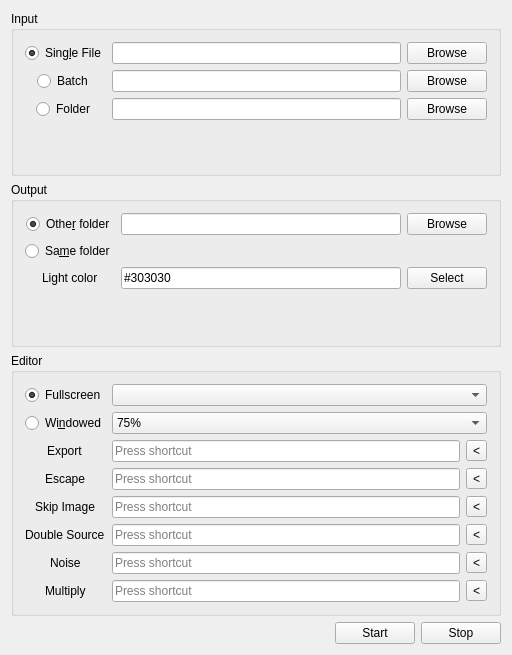
The window that mainwindow.ui (cmdrkotori/darkcropper) describes before a commit, drawn with Qt 5.
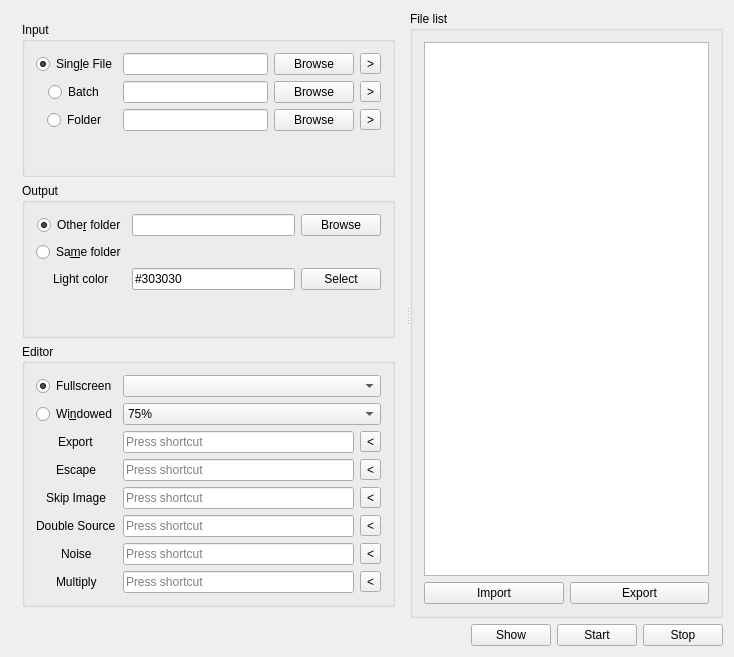
The same window after the commit. Icons and pictures are not drawn.

Commit message:
mainwindow: add widgets for for pending file list
Rearrange widgets and add a file list of pending files.  Should allow us
to e.g. save a session and so we can come back later.

The edit to the form file:
```diff
--- a/mainwindow.ui
+++ b/mainwindow.ui
@@ -6,8 +6,8 @@
    <rect>
     <x>0</x>
     <y>0</y>
-    <width>512</width>
-    <height>655</height>
+    <width>734</width>
+    <height>657</height>
    </rect>
   </property>
   <property name="windowTitle">
@@ -18,7 +18,14 @@
     <normaloff>:/images/logo-48x48.png</normaloff>:/images/logo-48x48.png</iconset>
   </property>
   <widget class="QWidget" name="centralWidget">
-   <layout class="QVBoxLayout" name="verticalLayout" stretch="0,0,0,0">
+   <layout class="QVBoxLayout" name="verticalLayout_3">
+    <item>
+     <widget class="QSplitter" name="splitter">
+      <property name="orientation">
+       <enum>Qt::Horizontal</enum>
+      </property>
+      <widget class="QWidget" name="">
+       <layout class="QVBoxLayout" name="verticalLayout">
     <item>
      <widget class="QGroupBox" name="groupBox">
       <property name="title">
@@ -56,6 +63,13 @@
            </property>
           </widget>
          </item>
+             <item>
+              <widget class="QToolButton" name="singleFileSend">
+               <property name="text">
+                <string>&gt;</string>
+               </property>
+              </widget>
+             </item>
         </layout>
        </item>
        <item row="1" column="0">
@@ -83,6 +97,13 @@
            </property>
           </widget>
          </item>
+             <item>
+              <widget class="QToolButton" name="batchFileSend">
+               <property name="text">
+                <string>&gt;</string>
+               </property>
+              </widget>
+             </item>
         </layout>
        </item>
        <item row="2" column="0">
@@ -110,6 +131,13 @@
            </property>
           </widget>
          </item>
+             <item>
+              <widget class="QToolButton" name="folderSend">
+               <property name="text">
+                <string>&gt;</string>
+               </property>
+              </widget>
+             </item>
         </layout>
        </item>
       </layout>
@@ -434,6 +462,38 @@
       </layout>
      </widget>
     </item>
+       </layout>
+      </widget>
+      <widget class="QGroupBox" name="groupBox_4">
+       <property name="title">
+        <string>File list</string>
+       </property>
+       <layout class="QVBoxLayout" name="verticalLayout_2">
+        <item>
+         <widget class="QListWidget" name="fileList"/>
+        </item>
+        <item>
+         <layout class="QHBoxLayout" name="horizontalLayout_13">
+          <item>
+           <widget class="QPushButton" name="listImport">
+            <property name="text">
+             <string>Import</string>
+            </property>
+           </widget>
+          </item>
+          <item>
+           <widget class="QPushButton" name="listExport">
+            <property name="text">
+             <string>Export</string>
+            </property>
+           </widget>
+          </item>
+         </layout>
+        </item>
+       </layout>
+      </widget>
+     </widget>
+    </item>
     <item>
      <layout class="QHBoxLayout" name="horizontalLayout_7">
       <item>
@@ -449,6 +509,13 @@
         </property>
        </spacer>
       </item>
+      <item>
+       <widget class="QPushButton" name="show">
+        <property name="text">
+         <string>Show</string>
+        </property>
+       </widget>
+      </item>
       <item>
        <widget class="QPushButton" name="start">
         <property name="text">
```
Lines whose indentation alone changed are shown as unchanged.
